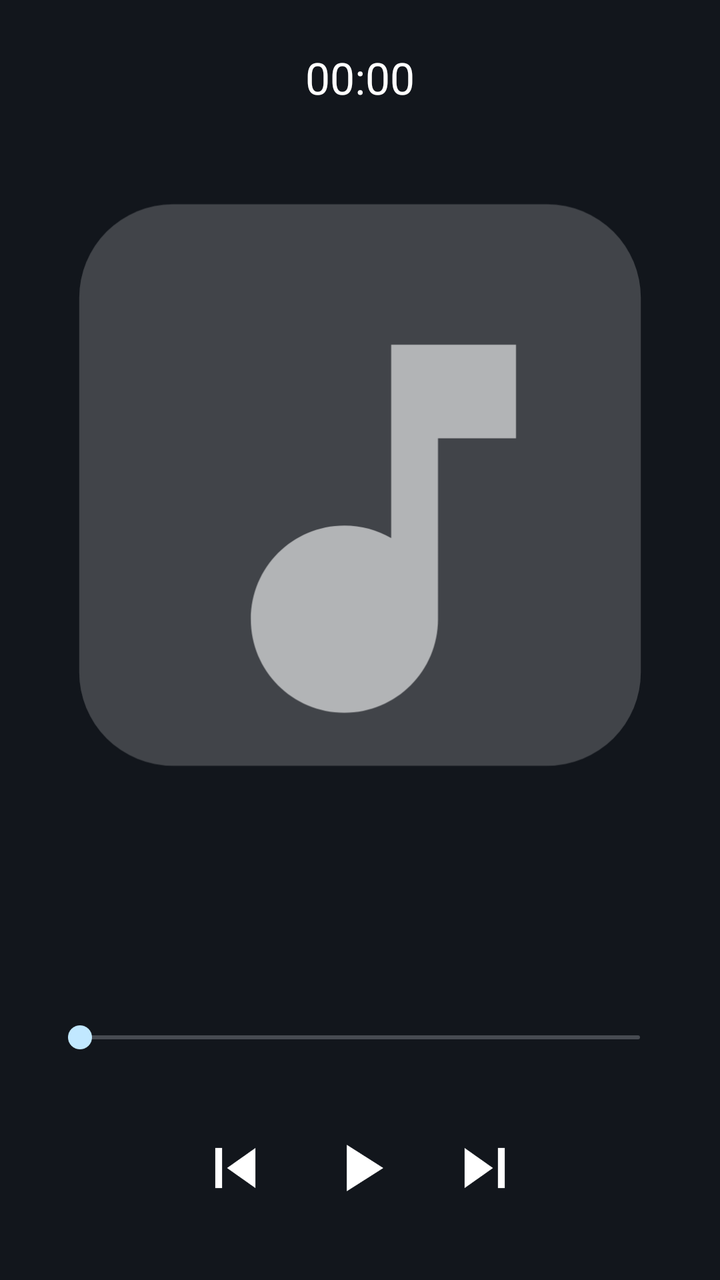
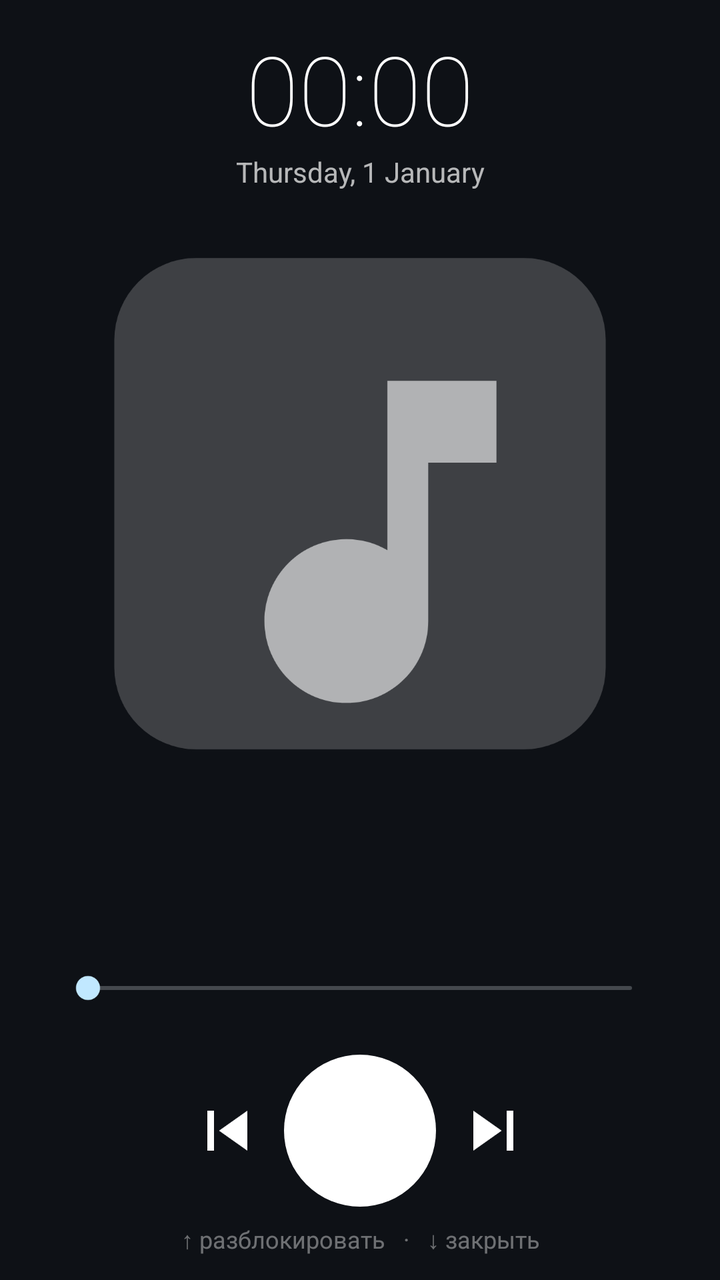

Screens rendered from an Android XML layout before and after an edit, with the pre-edit source and the edit as a unified diff.
<!-- AndroidManifest.xml: activity theme android:Theme.DeviceDefault.NoActionBar -->
<!-- res/layout/activity_player.xml -->
<?xml version="1.0" encoding="utf-8"?>
<LinearLayout xmlns:android="http://schemas.android.com/apk/res/android"
    android:layout_width="match_parent"
    android:layout_height="match_parent"
    android:background="#12161C"
    android:fitsSystemWindows="true"
    android:orientation="vertical"
    android:padding="24dp">

    <TextClock
        android:id="@+id/clock"
        android:layout_width="match_parent"
        android:layout_height="wrap_content"
        android:format12Hour="HH:mm"
        android:format24Hour="HH:mm"
        android:gravity="center"
        android:textColor="#FFFFFF"
        android:textSize="22sp" />

    <ImageView
        android:id="@+id/cover"
        android:layout_width="match_parent"
        android:layout_height="0dp"
        android:layout_marginTop="16dp"
        android:layout_weight="1"
        android:contentDescription="@null"
        android:scaleType="fitCenter"
        android:src="@drawable/cover_placeholder" />

    <TextView
        android:id="@+id/title"
        android:layout_width="match_parent"
        android:layout_height="wrap_content"
        android:layout_marginTop="20dp"
        android:ellipsize="end"
        android:gravity="center"
        android:singleLine="true"
        android:textColor="#FFFFFF"
        android:textSize="24sp"
        android:textStyle="bold" />

    <TextView
        android:id="@+id/artist"
        android:layout_width="match_parent"
        android:layout_height="wrap_content"
        android:layout_marginTop="4dp"
        android:ellipsize="end"
        android:gravity="center"
        android:singleLine="true"
        android:textColor="#B3FFFFFF"
        android:textSize="16sp" />

    <SeekBar
        android:id="@+id/seek"
        android:layout_width="match_parent"
        android:layout_height="wrap_content"
        android:layout_marginTop="16dp"
        android:max="1000" />

    <LinearLayout
        android:layout_width="match_parent"
        android:layout_height="wrap_content"
        android:orientation="horizontal"
        android:paddingStart="16dp"
        android:paddingEnd="16dp">

        <TextView
            android:id="@+id/elapsed"
            android:layout_width="0dp"
            android:layout_height="wrap_content"
            android:layout_weight="1"
            android:textColor="#B3FFFFFF"
            android:textSize="12sp" />

        <TextView
            android:id="@+id/duration"
            android:layout_width="wrap_content"
            android:layout_height="wrap_content"
            android:textColor="#B3FFFFFF"
            android:textSize="12sp" />
    </LinearLayout>

    <LinearLayout
        android:layout_width="match_parent"
        android:layout_height="wrap_content"
        android:layout_marginTop="8dp"
        android:gravity="center"
        android:orientation="horizontal">

        <ImageButton
            android:id="@+id/btn_a"
            android:layout_width="0dp"
            android:layout_height="64dp"
            android:layout_weight="1"
            android:background="@android:color/transparent"
            android:contentDescription="@null"
            android:visibility="invisible" />

        <ImageButton
            android:id="@+id/btn_prev"
            android:layout_width="0dp"
            android:layout_height="64dp"
            android:layout_weight="1"
            android:background="@android:color/transparent"
            android:contentDescription="@null"
            android:src="@drawable/ic_prev" />

        <ImageButton
            android:id="@+id/btn_play"
            android:layout_width="0dp"
            android:layout_height="64dp"
            android:layout_weight="1"
            android:background="@android:color/transparent"
            android:contentDescription="@null"
            android:src="@drawable/ic_play" />

        <ImageButton
            android:id="@+id/btn_next"
            android:layout_width="0dp"
            android:layout_height="64dp"
            android:layout_weight="1"
            android:background="@android:color/transparent"
            android:contentDescription="@null"
            android:src="@drawable/ic_next" />

        <ImageButton
            android:id="@+id/btn_b"
            android:layout_width="0dp"
            android:layout_height="64dp"
            android:layout_weight="1"
            android:background="@android:color/transparent"
            android:contentDescription="@null"
            android:visibility="invisible" />
    </LinearLayout>
</LinearLayout>
<!-- resources referenced by this layout -->
<resources>
  <!-- drawable cover_placeholder (drawable) -->
  <?xml version="1.0" encoding="utf-8"?>
  <vector xmlns:android="http://schemas.android.com/apk/res/android"
      android:width="200dp"
      android:height="200dp"
      android:viewportWidth="200"
      android:viewportHeight="200">
      <path
          android:fillColor="#33FFFFFF"
          android:pathData="M40,10h120a30,30 0 0 1 30,30v120a30,30 0 0 1 -30,30h-120a30,30 0 0 1 -30,-30v-120a30,30 0 0 1 30,-30z" />
      <path
          android:fillColor="#99FFFFFF"
          android:pathData="M110,55v62c-4.5,-2.6 -9.6,-4 -15,-4 -16.6,0 -30,13.4 -30,30s13.4,30 30,30 30,-13.4 30,-30V85h25V55z" />
  </vector>
  <!-- drawable ic_next (drawable) -->
  <?xml version="1.0" encoding="utf-8"?>
  <vector xmlns:android="http://schemas.android.com/apk/res/android"
      android:width="40dp"
      android:height="40dp"
      android:viewportWidth="24"
      android:viewportHeight="24">
      <path
          android:fillColor="#FFFFFF"
          android:pathData="M6,18l8.5,-6L6,6v12zM16,6v12h2V6h-2z" />
  </vector>
  <!-- drawable ic_play (drawable) -->
  <?xml version="1.0" encoding="utf-8"?>
  <vector xmlns:android="http://schemas.android.com/apk/res/android"
      android:width="40dp"
      android:height="40dp"
      android:viewportWidth="24"
      android:viewportHeight="24">
      <path
          android:fillColor="#FFFFFF"
          android:pathData="M8,5v14l11,-7z" />
  </vector>
  <!-- drawable ic_prev (drawable) -->
  <?xml version="1.0" encoding="utf-8"?>
  <vector xmlns:android="http://schemas.android.com/apk/res/android"
      android:width="40dp"
      android:height="40dp"
      android:viewportWidth="24"
      android:viewportHeight="24">
      <path
          android:fillColor="#FFFFFF"
          android:pathData="M6,6h2v12H6zM9.5,12l8.5,6V6z" />
  </vector>
</resources>

<!-- the commit's change to res/layout/activity_player.xml (unified diff, before → after) -->
@@ -1,135 +1,180 @@
 <?xml version="1.0" encoding="utf-8"?>
-<LinearLayout xmlns:android="http://schemas.android.com/apk/res/android"
+<FrameLayout xmlns:android="http://schemas.android.com/apk/res/android"
     android:layout_width="match_parent"
     android:layout_height="match_parent"
-    android:background="#12161C"
-    android:fitsSystemWindows="true"
-    android:orientation="vertical"
-    android:padding="24dp">
+    android:background="#12161C">
 
-    <TextClock
-        android:id="@+id/clock"
+    
+    <ImageView
+        android:id="@+id/backdrop"
         android:layout_width="match_parent"
-        android:layout_height="wrap_content"
-        android:format12Hour="HH:mm"
-        android:format24Hour="HH:mm"
-        android:gravity="center"
-        android:textColor="#FFFFFF"
-        android:textSize="22sp" />
+        android:layout_height="match_parent"
+        android:contentDescription="@null"
+        android:scaleType="centerCrop"
+        android:scaleX="1.4"
+        android:scaleY="1.4" />
 
-    <ImageView
-        android:id="@+id/cover"
+    <View
         android:layout_width="match_parent"
-        android:layout_height="0dp"
-        android:layout_marginTop="16dp"
-        android:layout_weight="1"
-        android:contentDescription="@null"
-        android:scaleType="fitCenter"
-        android:src="@drawable/cover_placeholder" />
-
-    <TextView
-        android:id="@+id/title"
-        android:layout_width="match_parent"
-        android:layout_height="wrap_content"
-        android:layout_marginTop="20dp"
-        android:ellipsize="end"
-        android:gravity="center"
-        android:singleLine="true"
-        android:textColor="#FFFFFF"
-        android:textSize="24sp"
-        android:textStyle="bold" />
-
-    <TextView
-        android:id="@+id/artist"
-        android:layout_width="match_parent"
-        android:layout_height="wrap_content"
-        android:layout_marginTop="4dp"
-        android:ellipsize="end"
-        android:gravity="center"
-        android:singleLine="true"
-        android:textColor="#B3FFFFFF"
-        android:textSize="16sp" />
-
-    <SeekBar
-        android:id="@+id/seek"
-        android:layout_width="match_parent"
-        android:layout_height="wrap_content"
-        android:layout_marginTop="16dp"
-        android:max="1000" />
+        android:layout_height="match_parent"
+        android:background="#8C0B0E12" />
 
     <LinearLayout
+        android:id="@+id/content"
         android:layout_width="match_parent"
-        android:layout_height="wrap_content"
-        android:orientation="horizontal"
-        android:paddingStart="16dp"
-        android:paddingEnd="16dp">
+        android:layout_height="match_parent"
+        android:fitsSystemWindows="true"
+        android:orientation="vertical"
+        android:paddingStart="28dp"
+        android:paddingTop="12dp"
+        android:paddingEnd="28dp"
+        android:paddingBottom="12dp">
+
+        <TextClock
+            android:id="@+id/clock"
+            android:layout_width="match_parent"
+            android:layout_height="wrap_content"
+            android:format12Hour="HH:mm"
+            android:format24Hour="HH:mm"
+            android:gravity="center"
+            android:textColor="#FFFFFF"
+            android:textSize="48sp"
+            android:fontFamily="sans-serif-thin" />
+
+        <TextClock
+            android:id="@+id/date"
+            android:layout_width="match_parent"
+            android:layout_height="wrap_content"
+            android:format12Hour="EEEE, d MMMM"
+            android:format24Hour="EEEE, d MMMM"
+            android:gravity="center"
+            android:textColor="#B3FFFFFF"
+            android:textSize="14sp" />
+
+        <ImageView
+            android:id="@+id/cover"
+            android:layout_width="match_parent"
+            android:layout_height="0dp"
+            android:layout_marginTop="20dp"
+            android:layout_weight="1"
+            android:contentDescription="@null"
+            android:elevation="12dp"
+            android:scaleType="fitCenter"
+            android:src="@drawable/cover_placeholder" />
 
         <TextView
-            android:id="@+id/elapsed"
-            android:layout_width="0dp"
+            android:id="@+id/title"
+            android:layout_width="match_parent"
             android:layout_height="wrap_content"
-            android:layout_weight="1"
-            android:textColor="#B3FFFFFF"
-            android:textSize="12sp" />
+            android:layout_marginTop="22dp"
+            android:ellipsize="marquee"
+            android:fontFamily="sans-serif-medium"
+            android:gravity="center"
+            android:marqueeRepeatLimit="marquee_forever"
+            android:singleLine="true"
+            android:textColor="#FFFFFF"
+            android:textSize="26sp" />
 
         <TextView
-            android:id="@+id/duration"
-            android:layout_width="wrap_content"
+            android:id="@+id/artist"
+            android:layout_width="match_parent"
             android:layout_height="wrap_content"
+            android:layout_marginTop="4dp"
+            android:ellipsize="end"
+            android:gravity="center"
+            android:singleLine="true"
             android:textColor="#B3FFFFFF"
+            android:textSize="16sp" />
+
+        <SeekBar
+            android:id="@+id/seek"
+            android:layout_width="match_parent"
+            android:layout_height="wrap_content"
+            android:layout_marginTop="14dp"
+            android:max="10000" />
+
+        <LinearLayout
+            android:layout_width="match_parent"
+            android:layout_height="wrap_content"
+            android:orientation="horizontal"
+            android:paddingStart="16dp"
+            android:paddingEnd="16dp">
+
+            <TextView
+                android:id="@+id/elapsed"
+                android:layout_width="0dp"
+                android:layout_height="wrap_content"
+                android:layout_weight="1"
+                android:textColor="#B3FFFFFF"
+                android:textSize="12sp" />
+
+            <TextView
+                android:id="@+id/duration"
+                android:layout_width="wrap_content"
+                android:layout_height="wrap_content"
+                android:textColor="#B3FFFFFF"
+                android:textSize="12sp" />
+        </LinearLayout>
+
+        <LinearLayout
+            android:layout_width="match_parent"
+            android:layout_height="wrap_content"
+            android:layout_marginTop="8dp"
+            android:gravity="center"
+            android:orientation="horizontal">
+
+            <ImageButton
+                android:id="@+id/btn_a"
+                android:layout_width="0dp"
+                android:layout_height="64dp"
+                android:layout_weight="1"
+                android:background="@android:color/transparent"
+                android:contentDescription="@null"
+                android:visibility="invisible" />
+
+            <ImageButton
+                android:id="@+id/btn_prev"
+                android:layout_width="0dp"
+                android:layout_height="64dp"
+                android:layout_weight="1"
+                android:background="@android:color/transparent"
+                android:contentDescription="@null"
+                android:src="@drawable/ic_prev" />
+
+            <ImageButton
+                android:id="@+id/btn_play"
+                android:layout_width="76dp"
+                android:layout_height="76dp"
+                android:background="@drawable/play_circle"
+                android:contentDescription="@null"
+                android:src="@drawable/ic_play" />
+
+            <ImageButton
+                android:id="@+id/btn_next"
+                android:layout_width="0dp"
+                android:layout_height="64dp"
+                android:layout_weight="1"
+                android:background="@android:color/transparent"
+                android:contentDescription="@null"
+                android:src="@drawable/ic_next" />
+
+            <ImageButton
+                android:id="@+id/btn_b"
+                android:layout_width="0dp"
+                android:layout_height="64dp"
+                android:layout_weight="1"
+                android:background="@android:color/transparent"
+                android:contentDescription="@null"
+                android:visibility="invisible" />
+        </LinearLayout>
+
+        <TextView
+            android:layout_width="match_parent"
+            android:layout_height="wrap_content"
+            android:layout_marginTop="8dp"
+            android:gravity="center"
+            android:text="↑ разблокировать   ·   ↓ закрыть"
+            android:textColor="#66FFFFFF"
             android:textSize="12sp" />
     </LinearLayout>
-
-    <LinearLayout
-        android:layout_width="match_parent"
-        android:layout_height="wrap_content"
-        android:layout_marginTop="8dp"
-        android:gravity="center"
-        android:orientation="horizontal">
-
-        <ImageButton
-            android:id="@+id/btn_a"
-            android:layout_width="0dp"
-            android:layout_height="64dp"
-            android:layout_weight="1"
-            android:background="@android:color/transparent"
-            android:contentDescription="@null"
-            android:visibility="invisible" />
-
-        <ImageButton
-            android:id="@+id/btn_prev"
-            android:layout_width="0dp"
-            android:layout_height="64dp"
-            android:layout_weight="1"
-            android:background="@android:color/transparent"
-            android:contentDescription="@null"
-            android:src="@drawable/ic_prev" />
-
-        <ImageButton
-            android:id="@+id/btn_play"
-            android:layout_width="0dp"
-            android:layout_height="64dp"
-            android:layout_weight="1"
-            android:background="@android:color/transparent"
-            android:contentDescription="@null"
-            android:src="@drawable/ic_play" />
-
-        <ImageButton
-            android:id="@+id/btn_next"
-            android:layout_width="0dp"
-            android:layout_height="64dp"
-            android:layout_weight="1"
-            android:background="@android:color/transparent"
-            android:contentDescription="@null"
-            android:src="@drawable/ic_next" />
-
-        <ImageButton
-            android:id="@+id/btn_b"
-            android:layout_width="0dp"
-            android:layout_height="64dp"
-            android:layout_weight="1"
-            android:background="@android:color/transparent"
-            android:contentDescription="@null"
-            android:visibility="invisible" />
-    </LinearLayout>
-</LinearLayout>
+</FrameLayout>
<!-- resource entries referenced after the edit -->
@@ -47,5 +47,11 @@
           android:fillColor="#FFFFFF"
           android:pathData="M6,6h2v12H6zM9.5,12l8.5,6V6z" />
   </vector>
+  <!-- drawable play_circle (drawable) -->
+  <?xml version="1.0" encoding="utf-8"?>
+  <shape xmlns:android="http://schemas.android.com/apk/res/android"
+      android:shape="oval">
+      <solid android:color="#FFFFFF" />
+  </shape>
 </resources>
 
